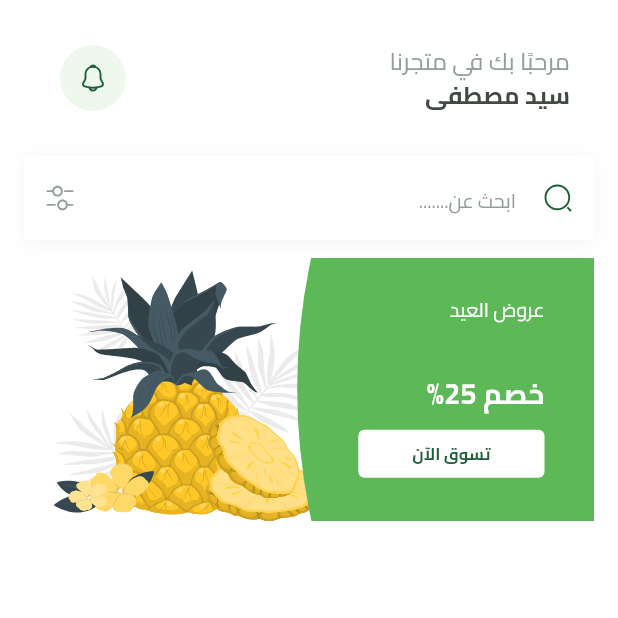
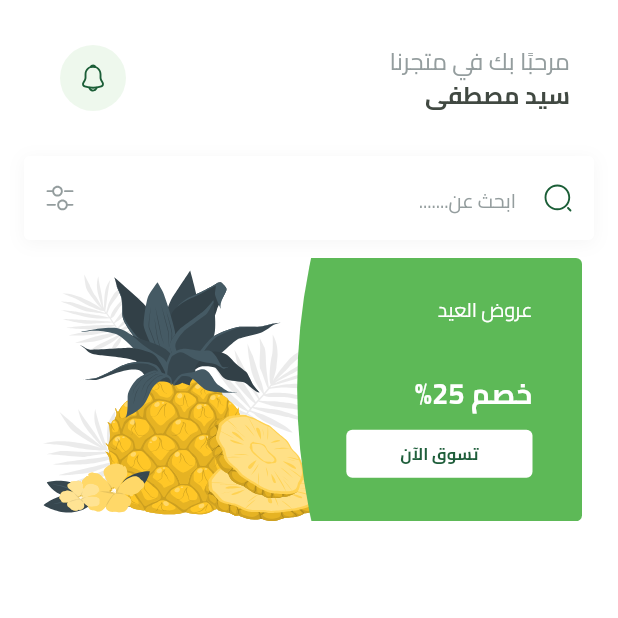
Before and after one commit to sayedmostaf/fruits_hub, a Flutter app: the HomeView screen opened by its route, on a phone screen of 412 x 824 dp, the top half of it. Run offline on Flutter 3.47's test engine with Material 3 defaults, Android fonts, the phone set to English and light mode, and no system bars; our stand-ins replace bloc, cloud_firestore, dartz, dots_indicator, firebase_auth, firebase_core and 7 more; missing offline and left inert: flutter_facebook_auth; accounts and stored records are empty.

Commit message:
feat: implement FeaturedList widget for horizontal scrolling of featured items

```diff
--- a/lib/features/home/presentation/views/widgets/featured_item.dart
+++ b/lib/features/home/presentation/views/widgets/featured_item.dart
@@ -10,8 +10,10 @@
 
   @override
   Widget build(BuildContext context) {
-    var itemWidth = MediaQuery.sizeOf(context).width;
-    return SizedBox(
+    var itemWidth = MediaQuery.sizeOf(context).width - 32;
+    return ClipRRect(
+      borderRadius: BorderRadius.circular(4),
+      child: SizedBox(
         width: itemWidth,
         child: AspectRatio(
           aspectRatio: 342 / 158,
@@ -43,7 +45,9 @@
                       const SizedBox(height: 25),
                       Text(
                         'عروض العيد',
-                      style: TextStyles.regular13.copyWith(color: Colors.white),
+                        style: TextStyles.regular13.copyWith(
+                          color: Colors.white,
+                        ),
                       ),
                       const Spacer(),
                       Text(
@@ -60,6 +64,7 @@
             ],
           ),
         ),
+      ),
     );
   }
 }
--- /dev/null
+++ b/lib/features/home/presentation/views/widgets/featured_list.dart
@@ -0,0 +1,21 @@
+import 'package:flutter/material.dart';
+import 'package:fruits_hub/features/home/presentation/views/widgets/featured_item.dart';
+
+class FeaturedList extends StatelessWidget {
+  const FeaturedList({super.key});
+
+  @override
+  Widget build(BuildContext context) {
+    return SingleChildScrollView(
+      scrollDirection: Axis.horizontal,
+      child: Row(
+        children: List.generate(4, (index) {
+          return Padding(
+            padding: EdgeInsets.symmetric(horizontal: 8),
+            child: FeaturedItem(),
+          );
+        }),
+      ),
+    );
+  }
+}
--- a/lib/features/home/presentation/views/widgets/home_view_body.dart
+++ b/lib/features/home/presentation/views/widgets/home_view_body.dart
@@ -2,7 +2,7 @@
 import 'package:fruits_hub/constants.dart';
 import 'package:fruits_hub/core/widgets/search_text_field.dart';
 import 'package:fruits_hub/features/home/presentation/views/widgets/custom_home_app_bar.dart';
-import 'package:fruits_hub/features/home/presentation/views/widgets/featured_item.dart';
+import 'package:fruits_hub/features/home/presentation/views/widgets/featured_list.dart';
 
 class HomeViewBody extends StatelessWidget {
   const HomeViewBody({super.key});
@@ -21,7 +21,7 @@
                 SizedBox(height: kTopPadding),
                 const SearchTextField(),
                 SizedBox(height: 12),
-                FeaturedItem(),
+                FeaturedList(),
               ],
             ),
           ),
```
Lines whose indentation alone changed are shown as unchanged.
